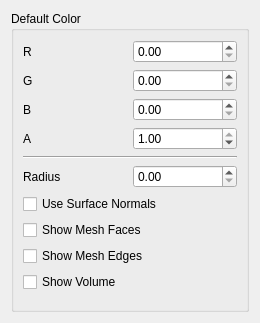
Qt form src/Interface/Modules/Visualization/ShowFieldVtk.ui (SCIInstitute/SCIRun) before a commit.
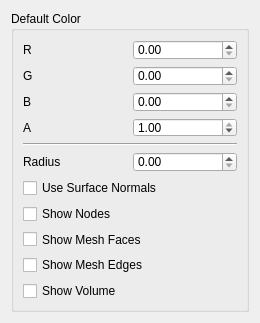
The same form after that commit.

Commit message: added nodes for showfieldvtk module

Diff of the .ui file:
```diff
--- a/src/Interface/Modules/Visualization/ShowFieldVtk.ui
+++ b/src/Interface/Modules/Visualization/ShowFieldVtk.ui
@@ -141,20 +141,27 @@
        </widget>
       </item>
        <item row="8" column="0" colspan="2">
+         <widget class="QCheckBox" name="ShowNodesCheckBox_">
+           <property name="text">
+             <string>Show Nodes</string>
+           </property>
+         </widget>
+       </item>
+       <item row="9" column="0" colspan="2">
          <widget class="QCheckBox" name="ShowFacesCheckBox_">
            <property name="text">
              <string>Show Mesh Faces</string>
            </property>
          </widget>
        </item>
-       <item row="9" column="0" colspan="2">
+       <item row="10" column="0" colspan="2">
        <widget class="QCheckBox" name="ShowEdgesCheckBox_">
         <property name="text">
          <string>Show Mesh Edges</string>
         </property>
        </widget>
       </item>
-       <item row="10" column="0" colspan="2">
+       <item row="11" column="0" colspan="2">
          <widget class="QCheckBox" name="ShowVolumeCheckBox_">
            <property name="text">
              <string>Show Volume</string>
```
The commit also changes 5 other files.
